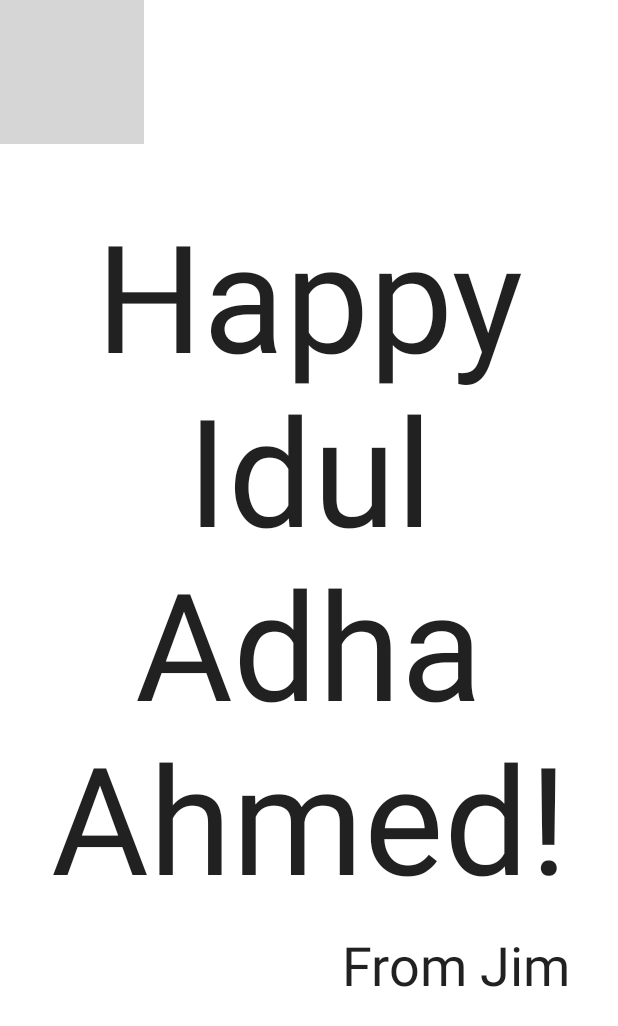
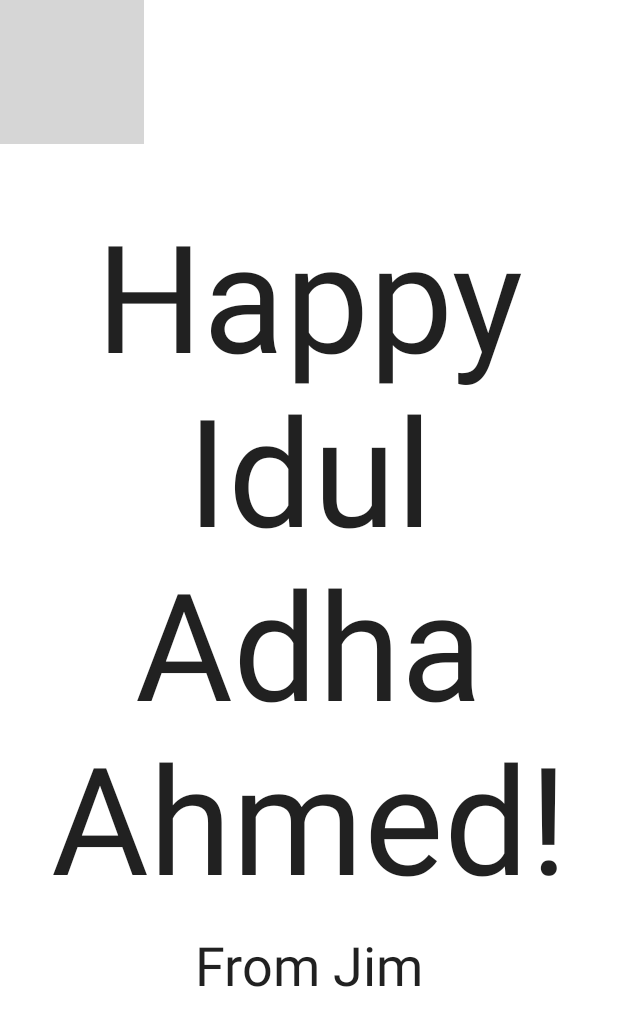
Before and after one commit to kyusufm/AndroidBasicWithCompose, an Android app built with Jetpack Compose: the screen it shows after launch (MainActivity), on a phone screen of 412 x 824 dp. Shown: the top 1026 px of the screen. Run offline under Robolectric (Android 15) with nearby library versions, the phone set to English and light mode, and no system bars; grey boxes are pictures that could not be loaded.

```diff
--- a/Unit1/3.Build-a-simple-app/HappyIdulAdha/app/src/main/java/com/example/happyiduladha/MainActivity.kt
+++ b/Unit1/3.Build-a-simple-app/HappyIdulAdha/app/src/main/java/com/example/happyiduladha/MainActivity.kt
@@ -30,7 +30,8 @@ class MainActivity : ComponentActivity() {
                     modifier = Modifier.fillMaxSize(),
                     color = MaterialTheme.colors.background
                 ) {
-                    GreetingImage(message = "Happy Idul Adha Ahmed!", from ="From Jim")
+                    GreetingImage(message = getString(R.string.happy_idul_adha_text), from = getString(
+                                            R.string.signature_text))
                 }
             }
         }
@@ -54,7 +55,7 @@ fun GreetingText( message: String, from: String, modifier: Modifier = Modifier){
             fontSize = 36.sp,
             modifier = Modifier
                 .padding(16.dp)
-                .align(alignment = Alignment.End)
+                .align(alignment = Alignment.CenterHorizontally)
         )
 
     }
--- a/Unit1/3.Build-a-simple-app/HappyIdulAdha/app/src/main/res/values/strings.xml
+++ b/Unit1/3.Build-a-simple-app/HappyIdulAdha/app/src/main/res/values/strings.xml
@@ -1,3 +1,5 @@
 <resources>
     <string name="app_name">Happy Idul Adha</string>
+    <string name="happy_idul_adha_text">Happy Idul Adha Ahmed!</string>
+    <string name="signature_text">From Jim</string>
 </resources>
```
